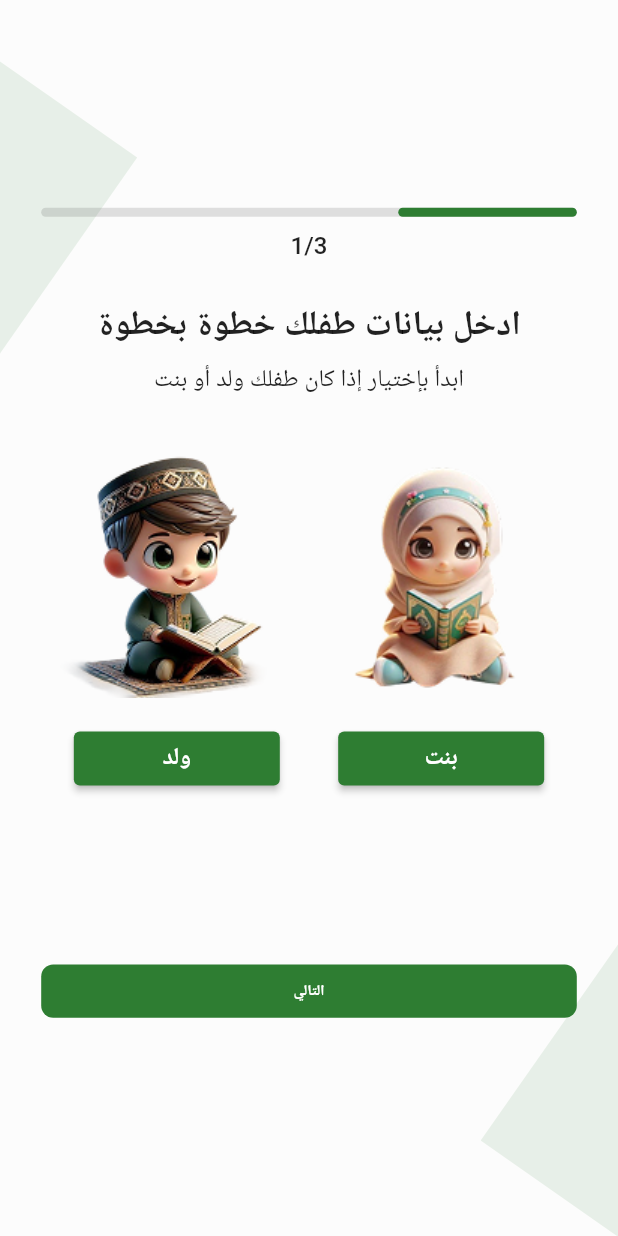
After one commit to mossama2003/mindmaps_app, a Flutter app: the ChildDetailsScreen screen opened directly, on a phone screen of 412 x 824 dp. The commit adds this screen. Run offline on Flutter 3.47's test engine with Material 3 defaults, Android fonts, the phone set to English and light mode, and no system bars; our stand-ins replace bloc, dio, easy_localization, equatable, flutter_bloc, flutter_screenutil and 6 more; missing offline and left inert: flutter_intl_phone_field; accounts and stored records are empty.

Commit message:
- finished parent sign up UI - added screenutil package to main

```diff
--- a/assets/translations/ar-EG.json
+++ b/assets/translations/ar-EG.json
@@ -102,6 +102,34 @@
     "full_name": "الاسم بالكامل",
     "enter_name": "ادخل اسمك بالكامل",
     "login": "تسجيل الدخول",
-    "next": "التالي"
+    "next": "التالي",
+    "save": "حفظ",
+    "add_children": "أضف اطفالك",
+    "boy": "ولد",
+    "girl": "بنت",
+    "add_child": "إضافة طفل",
+    "add_children_details": "إضافة بيانات الأطفال",
+    "press_to_add_child": "الرجاء اضغط هنا لإضافة طفل",
+    "press_here": "اضغط هنا",
+    "add_your_child_details": "ادخل بيانات طفلك خطوة بخطوة",
+    "select_gender": "ابدأ بإختيار إذا كان طفلك ولد أو بنت",
+    "child_main_details": "ادخل بيانات طفلك الأساسية",
+    "child_main_details_description": "ضيف صورة، الاسم والعمر علشان نبدأ نعرف أكتر \n عن طفلك",
+    "age": "العمر",
+    "enter_age": "أدخل عمر الطفل",
+    "upload_child_image": "ارفع صورة طفلك",
+    "upload_from_device": "تحميل من الجهاز",
+    "image_uploaded": "تم تحميل الصورة",
+    "image_format_note": "JPG أو PNG، 10MB كحد أقصى",
+    "select_file": "اختيار الملف",
+    "child_account_data": "بيانات حساب الطفل",
+    "create_username_password_instruction": "أنشئ اسم مستخدم وكلمة مرور لطفلك علشان يقدر يدخل على التطبيق بسهولة",
+    "child_username": "اسم الدخول الخاص بالطفل",
+    "child_username_hint": "مثل: ahmed123 أو nour_ali",
+    "username_validation_note": "يُرجى استخدام أحرف إنجليزية وأرقام فقط بدون مسافات أو رموز خاصة.",
+    "password": "كلمة مرور الطفل",
+    "enter_password": "ادخل كلمة الطفل",
+    "confirm_password": "تأكيد كلمة مرور الطفل",
+    "confirm_password_hint": "أعد كتابة كلمة المرور"
   }
 }
--- a/lib/core/helper/app_locals.dart
+++ b/lib/core/helper/app_locals.dart
@@ -2,6 +2,7 @@
 
 import 'package:easy_localization/easy_localization.dart';
 import 'package:flutter/cupertino.dart';
+
 import '../network/local/cache/cache_helper.dart';
 
 enum AppLanguageEnum { arabic }
--- a/lib/core/network/local/cache/cache_helper.dart
+++ b/lib/core/network/local/cache/cache_helper.dart
@@ -1,5 +1,5 @@
+import 'package:flutter/foundation.dart';
 import 'package:shared_preferences/shared_preferences.dart';
-import 'package:flutter/foundation.dart';
 
 part 'cache_keys.dart';
 
--- a/lib/core/shared/controllers/app/app_cubit.dart
+++ b/lib/core/shared/controllers/app/app_cubit.dart
@@ -1,5 +1,6 @@
+import 'package:flutter/material.dart';
 import 'package:flutter_bloc/flutter_bloc.dart';
-import 'package:flutter/material.dart';
+
 import '../../../network/local/cache/cache_helper.dart';
 import '../../../style/app_theme.dart';
 import '../../models/user_model.dart';
--- a/lib/core/shared/controllers/theme/theme_cubit.dart
+++ b/lib/core/shared/controllers/theme/theme_cubit.dart
@@ -1,6 +1,6 @@
 import 'package:flutter/material.dart';
+import 'package:flutter_bloc/flutter_bloc.dart';
 
-import 'package:flutter_bloc/flutter_bloc.dart';
 import '../../../helper/app_navigator.dart';
 import '../../../network/local/cache/cache_helper.dart';
 
--- a/lib/core/widgets/custom_field_otp.dart
+++ b/lib/core/widgets/custom_field_otp.dart
@@ -1,5 +1,5 @@
+import 'package:flutter/material.dart';
 import 'package:pin_code_fields/pin_code_fields.dart';
-import 'package:flutter/material.dart';
 
 import '../helper/app_validators.dart';
 import '../style/app_colors.dart';
--- a/lib/core/widgets/custom_icon.dart
+++ b/lib/core/widgets/custom_icon.dart
@@ -1,5 +1,4 @@
 import 'package:flutter/material.dart';
-
 import 'package:flutter_svg/flutter_svg.dart';
 
 import '../style/app_colors.dart';
--- a/lib/features/intro/presentation/screens/intro_screen.dart
+++ b/lib/features/intro/presentation/screens/intro_screen.dart
@@ -1,7 +1,7 @@
-import 'package:mindmaps_app/core/constants/app_assets.dart';
+import '../../../../core/constants/app_assets.dart';
 import 'package:easy_localization/easy_localization.dart';
-import 'package:mindmaps_app/core/helper/app_navigator.dart';
-import 'package:mindmaps_app/core/style/app_size.dart';
+import '../../../../core/helper/app_navigator.dart';
+import '../../../../core/style/app_size.dart';
 import 'package:flutter/material.dart';
 
 import '../../../../core/constants/app_constants.dart';
--- /dev/null
+++ b/lib/features/parent_sign_up/presentation/pages/child_details_screen.dart
@@ -0,0 +1,120 @@
+import 'package:easy_localization/easy_localization.dart';
+import 'package:flutter/material.dart';
+import 'package:flutter_screenutil/flutter_screenutil.dart';
+import 'package:flutter_svg/svg.dart';
+import '../../../../core/constants/app_assets.dart';
+import '../../../../core/style/app_colors.dart';
+import '../../../../core/widgets/custom_button.dart';
+import 'child_details_fields.dart';
+import 'child_details_fields_two.dart';
+import 'gender_choice.dart';
+
+class ChildDetailsScreen extends StatefulWidget {
+  const ChildDetailsScreen({super.key});
+
+  @override
+  State<ChildDetailsScreen> createState() => _ChildDetailsScreenState();
+}
+
+class _ChildDetailsScreenState extends State<ChildDetailsScreen> {
+  int currentStep = 1;
+
+  void _nextStep() {
+    if (currentStep < 3) {
+      setState(() {
+        currentStep++;
+      });
+    } else {
+      // TODO: Final step logic
+    }
+  }
+
+  Widget _buildStepContent() {
+    switch (currentStep) {
+      case 1:
+        return GenderChoice();
+      case 2:
+        return ChildDetailsFields();
+      case 3:
+        return ChildDetailsFieldsTwo();
+      default:
+        return const SizedBox.shrink();
+    }
+  }
+
+  @override
+  Widget build(BuildContext context) {
+    double progress = currentStep / 3;
+
+    return Scaffold(
+      body: SafeArea(
+        child: SizedBox(
+          height: double.infinity,
+          child: Stack(
+            children: [
+              Positioned(
+                top: 0,
+                left: 0,
+                child: SvgPicture.asset(
+                  AppAssetsSvg.signUpBackgroundShape,
+                  width: 80.w,
+                ),
+              ),
+              Positioned(
+                bottom: 0,
+                right: 0,
+                child: SvgPicture.asset(
+                  AppAssetsSvg.signUpBackgroundShape2,
+                  width: 80.w,
+                ),
+              ),
+              SingleChildScrollView(
+                child: Padding(
+                  padding: EdgeInsets.symmetric(
+                    horizontal: 24.w,
+                    vertical: 16.h,
+                  ),
+                  child: Column(
+                    children: [
+                      SizedBox(height: 100.h),
+                      LinearProgressIndicator(
+                        value: progress,
+                        minHeight: 5.h,
+                        backgroundColor: AppColors.grey30,
+                        color: AppColors.primary,
+                        borderRadius: BorderRadius.circular(13.r),
+                      ),
+                      SizedBox(height: 8.h),
+                      Center(
+                        child: Text(
+                          "$currentStep/3",
+                          style: TextStyle(
+                            fontSize: 14.sp,
+                            fontWeight: FontWeight.w500,
+                          ),
+                        ),
+                      ),
+                      SizedBox(height: 24.h),
+                      _buildStepContent(),
+
+                      SizedBox(height: 20.h),
+                      CustomButton(
+                        title: currentStep < 3
+                            ? "sign_up.next".tr()
+                            : "sign_up.save".tr(),
+
+                        onTap: () {
+                          _nextStep();
+                        },
+                      ),
+                    ],
+                  ),
+                ),
+              ),
+            ],
+          ),
+        ),
+      ),
+    );
+  }
+}
--- /dev/null
+++ b/lib/features/parent_sign_up/presentation/pages/gender_choice.dart
@@ -0,0 +1,64 @@
+
+
+import 'package:easy_localization/easy_localization.dart';
+import 'package:flutter/material.dart';
+import 'package:flutter_screenutil/flutter_screenutil.dart';
+
+import '../../../../core/constants/app_assets.dart';
+
+class GenderChoice extends StatelessWidget {
+  const GenderChoice({super.key});
+
+  @override
+  Widget build(BuildContext context) {
+    return Column(
+      children: [
+        Text(
+          "sign_up.add_your_child_details".tr(),
+          style: TextStyle(fontSize: 20.sp, fontWeight: FontWeight.bold),
+        ),
+        SizedBox(height: 8.h),
+        Text("sign_up.select_gender".tr(), style: TextStyle(fontSize: 14.sp)),
+        SizedBox(height: 24.h),
+        Row(
+          mainAxisAlignment: MainAxisAlignment.spaceEvenly,
+          children: [
+            Column(
+              children: [
+                Image.asset(AppAssetsImages.girl, width: 150.w, height: 150.h),
+                SizedBox(height: 8.h),
+                SizedBox(
+                  width: 120.w,
+                  child: ElevatedButton(
+                    onPressed: () {},
+                    child: Text(
+                      "sign_up.girl".tr(),
+                      style: TextStyle(fontSize: 14.sp),
+                    ),
+                  ),
+                ),
+              ],
+            ),
+            Column(
+              children: [
+                Image.asset(AppAssetsImages.boy, width: 150.w, height: 150.h),
+                SizedBox(height: 8.h),
+                SizedBox(
+                  width: 120.w,
+                  child: ElevatedButton(
+                    onPressed: () {},
+                    child: Text(
+                      "sign_up.boy".tr(),
+                      style: TextStyle(fontSize: 14.sp),
+                    ),
+                  ),
+                ),
+              ],
+            ),
+          ],
+        ),
+        SizedBox(height: 75.h),
+      ],
+    );
+  }
+}
```
Also changed, not shown: lib/core/widgets/custom_field_phone.dart (+4 -4 lines), lib/features/parent/sign_in/presentation/screens/parent_sign_in_screen.dart (+8 -4 lines), lib/features/parent_sign_up/presentation/pages/add_child_screen.dart (added, +157 -0 lines), lib/features/parent_sign_up/presentation/pages/child_details_fields.dart (added, +46 -0 lines), lib/features/parent_sign_up/presentation/pages/child_details_fields_two.dart (added, +56 -0 lines), lib/features/parent_sign_up/presentation/pages/image_picker_widget.dart (added, +133 -0 lines), lib/features/parent_sign_up/presentation/pages/parent_sign_up_screen.dart (+26 -25 lines), lib/main.dart (+3 -5 lines), pubspec.yaml (+4 -6 lines).
